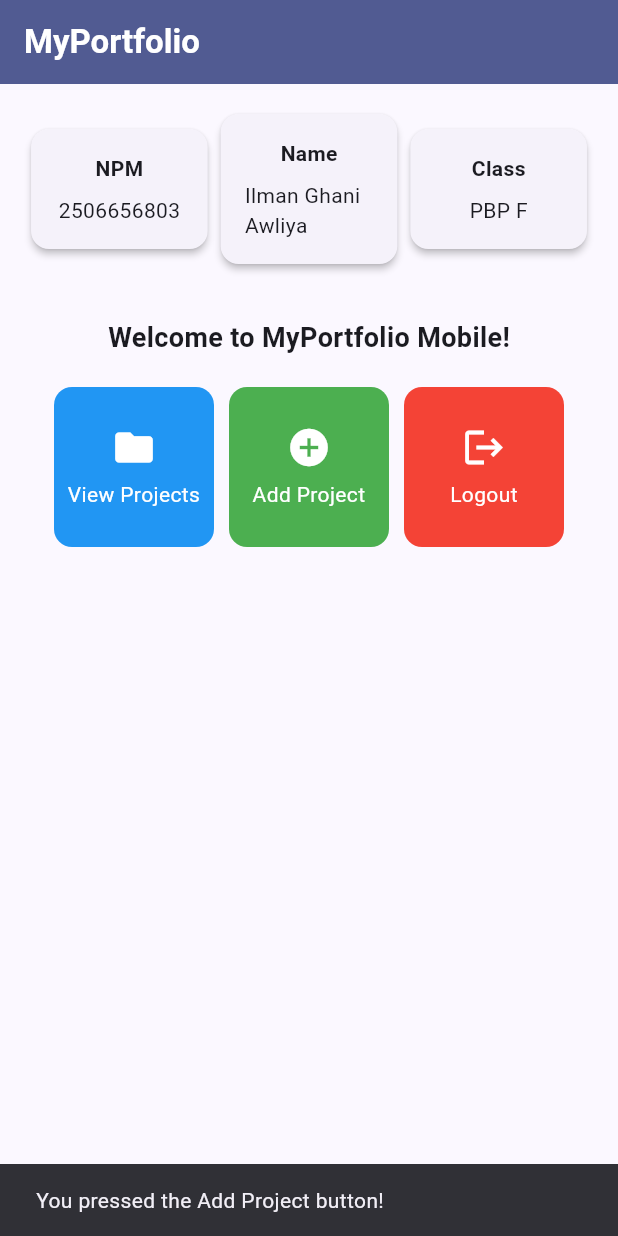
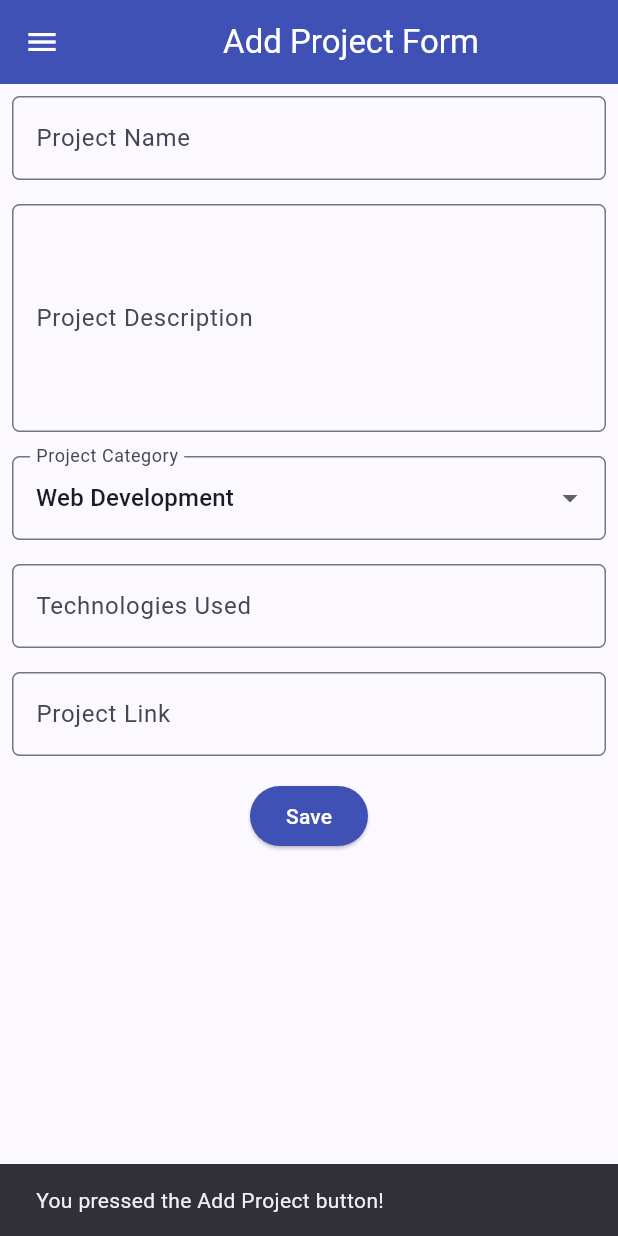
Before and after one commit to IlmanMaman/myportofolio_mobile, a Flutter app: the screen it shows after launch, after a tap on "Add Project", on a phone screen of 412 x 824 dp. Run offline on Flutter 3.47's test engine with Material 3 defaults, Android fonts, the phone set to English and light mode, and no system bars.

Commit message:
Tutorial 9: Flutter Navigation, Layouts, Forms, and Input Elements

```diff
--- a/lib/main.dart
+++ b/lib/main.dart
@@ -1,5 +1,5 @@
 import 'package:flutter/material.dart';
-import 'package:myportofolio_mobile/menu.dart';
+import 'package:myportofolio_mobile/screens/menu.dart';
 
 void main() {
   runApp(const MyApp());
--- a/lib/menu.dart
+++ b/lib/screens/menu.dart
@@ -1,4 +1,6 @@
 import 'package:flutter/material.dart';
+import 'package:myportofolio_mobile/widgets/left_drawer.dart';
+import 'package:myportofolio_mobile/widgets/project_card.dart';
 
 class MyHomePage extends StatelessWidget {
   MyHomePage({super.key});
@@ -25,7 +27,9 @@ class MyHomePage extends StatelessWidget {
           ),
         ),
         backgroundColor: Theme.of(context).colorScheme.primary,
+        iconTheme: const IconThemeData(color: Colors.white),
       ),
+      drawer: const LeftDrawer(),
       body: Padding(
         padding: const EdgeInsets.all(16.0),
         child: Column(
@@ -41,6 +45,7 @@ class MyHomePage extends StatelessWidget {
               ],
             ),
             const SizedBox(height: 16.0),
+            // Teks Selamat Datang dan Grid 3 Kolom untuk Tombol Aksi
             Center(
               child: Column(
                 children: [
@@ -75,7 +80,6 @@ class MyHomePage extends StatelessWidget {
   }
 }
 
-
 class InfoCard extends StatelessWidget {
   final String title;
   final String content;
@@ -103,57 +107,3 @@ class InfoCard extends StatelessWidget {
     );
   }
 }
-
-// Model Data untuk Tombol Menu
-class ItemHomepage {
-  final String name;
-  final IconData icon;
-  final Color color;
-
-  ItemHomepage(this.name, this.icon, this.color);
-}
-
-class ItemCard extends StatelessWidget {
-  final ItemHomepage item;
-
-  const ItemCard(this.item, {super.key});
-
-  @override
-  Widget build(BuildContext context) {
-    return Material(
-      color: item.color,
-      borderRadius: BorderRadius.circular(12),
-      child: InkWell(
-        onTap: () {
-          // Menampilkan SnackBar saat tombol ditekan
-          ScaffoldMessenger.of(context)
-            ..hideCurrentSnackBar()
-            ..showSnackBar(
-              SnackBar(content: Text("You pressed the ${item.name} button!")),
-            );
-        },
-        child: Container(
-          padding: const EdgeInsets.all(8),
-          child: Center(
-            child: Column(
-              mainAxisAlignment: MainAxisAlignment.center,
-              children: [
-                Icon(
-                  item.icon,
-                  color: Colors.white,
-                  size: 30.0,
-                ),
-                const Padding(padding: EdgeInsets.all(3)),
-                Text(
-                  item.name,
-                  textAlign: TextAlign.center,
-                  style: const TextStyle(color: Colors.white),
-                ),
-              ],
-            ),
-          ),
-        ),
-      ),
-    );
-  }
-}
--- /dev/null
+++ b/lib/screens/project_form.dart
@@ -0,0 +1,211 @@
+import 'package:flutter/material.dart';
+import 'package:myportofolio_mobile/widgets/left_drawer.dart';
+
+class ProjectFormPage extends StatefulWidget {
+  const ProjectFormPage({super.key});
+
+  @override
+  State<ProjectFormPage> createState() => _ProjectFormPageState();
+}
+
+class _ProjectFormPageState extends State<ProjectFormPage> {
+  final _formKey = GlobalKey<FormState>();
+  String _projectName = "";
+  String _description = "";
+  String _category = "Web Development";
+  String _technologies = "";
+  String _projectLink = "";
+
+  final List<String> _categories = [
+    'Web Development',
+    'Mobile Development',
+    'Machine Learning',
+    'Data Science',
+    'Other',
+  ];
+
+  @override
+  Widget build(BuildContext context) {
+    return Scaffold(
+      appBar: AppBar(
+        title: const Center(
+          child: Text(
+            'Add Project Form',
+          ),
+        ),
+        backgroundColor: Colors.indigo,
+        foregroundColor: Colors.white,
+      ),
+      drawer: const LeftDrawer(),
+      body: Form(
+        key: _formKey,
+        child: SingleChildScrollView(
+          child: Column(
+            crossAxisAlignment: CrossAxisAlignment.start,
+            children: [
+              // === Project Name ===
+              Padding(
+                padding: const EdgeInsets.all(8.0),
+                child: TextFormField(
+                  decoration: InputDecoration(
+                    hintText: "Project Name",
+                    labelText: "Project Name",
+                    border: OutlineInputBorder(
+                      borderRadius: BorderRadius.circular(5.0),
+                    ),
+                  ),
+                  onChanged: (String? value) {
+                    setState(() {
+                      _projectName = value!;
+                    });
+                  },
+                  validator: (String? value) {
+                    if (value == null || value.trim().isEmpty) {
+                      return "Enter a project name.";
+                    }
+                    return null;
+                  },
+                ),
+              ),
+
+              Padding(
+                padding: const EdgeInsets.all(8.0),
+                child: TextFormField(
+                  maxLines: 5,
+                  decoration: InputDecoration(
+                    hintText: "Project Description",
+                    labelText: "Project Description",
+                    border: OutlineInputBorder(
+                      borderRadius: BorderRadius.circular(5.0),
+                    ),
+                  ),
+                  onChanged: (String? value) {
+                    setState(() {
+                      _description = value!;
+                    });
+                  },
+                  validator: (String? value) {
+                    if (value == null || value.trim().isEmpty) {
+                      return "Enter a project description.";
+                    }
+                    return null;
+                  },
+                ),
+              ),
+
+              Padding(
+                padding: const EdgeInsets.all(8.0),
+                child: DropdownButtonFormField<String>(
+                  decoration: InputDecoration(
+                    labelText: "Project Category",
+                    border: OutlineInputBorder(
+                      borderRadius: BorderRadius.circular(5.0),
+                    ),
+                  ),
+                  initialValue: _category,
+                  items: _categories
+                      .map((category) => DropdownMenuItem(
+                            value: category,
+                            child: Text(category),
+                          ))
+                      .toList(),
+                  onChanged: (String? newValue) {
+                    setState(() {
+                      _category = newValue!;
+                    });
+                  },
+                ),
+              ),
+
+              Padding(
+                padding: const EdgeInsets.all(8.0),
+                child: TextFormField(
+                  decoration: InputDecoration(
+                    hintText: "Example: Flutter, Django, Figma",
+                    labelText: "Technologies Used",
+                    border: OutlineInputBorder(
+                      borderRadius: BorderRadius.circular(5.0),
+                    ),
+                  ),
+                  onChanged: (String? value) {
+                    setState(() {
+                      _technologies = value!;
+                    });
+                  },
+                ),
+              ),
+
+              Padding(
+                padding: const EdgeInsets.all(8.0),
+                child: TextFormField(
+                  decoration: InputDecoration(
+                    hintText: "Project URL (optional)",
+                    labelText: "Project Link",
+                    border: OutlineInputBorder(
+                      borderRadius: BorderRadius.circular(5.0),
+                    ),
+                  ),
+                  onChanged: (String? value) {
+                    setState(() {
+                      _projectLink = value!;
+                    });
+                  },
+                ),
+              ),
+
+              Align(
+                alignment: Alignment.bottomCenter,
+                child: Padding(
+                  padding: const EdgeInsets.all(8.0),
+                  child: ElevatedButton(
+                    style: ButtonStyle(
+                      backgroundColor:
+                          WidgetStateProperty.all(Colors.indigo),
+                    ),
+                    onPressed: () {
+                      if (_formKey.currentState!.validate()) {
+                        showDialog(
+                          context: context,
+                          builder: (context) {
+                            return AlertDialog(
+                              title: const Text('Project added successfully!'),
+                              content: SingleChildScrollView(
+                                child: Column(
+                                  crossAxisAlignment: CrossAxisAlignment.start,
+                                  children: [
+                                    Text('Project Name: $_projectName'),
+                                    Text('Description: $_description'),
+                                    Text('Category: $_category'),
+                                    Text('Technologies: $_technologies'),
+                                    Text('Link: $_projectLink'),
+                                  ],
+                                ),
+                              ),
+                              actions: [
+                                TextButton(
+                                  child: const Text('OK'),
+                                  onPressed: () {
+                                    Navigator.pop(context);
+                                    _formKey.currentState!.reset();
+                                  },
+                                ),
+                              ],
+                            );
+                          },
+                        );
+                      }
+                    },
+                    child: const Text(
+                      "Save",
+                      style: TextStyle(color: Colors.white),
+                    ),
+                  ),
+                ),
+              ),
+            ],
+          ),
+        ),
+      ),
+    );
+  }
+}
--- /dev/null
+++ b/lib/widgets/left_drawer.dart
@@ -0,0 +1,67 @@
+import 'package:flutter/material.dart';
+import 'package:myportofolio_mobile/screens/menu.dart';
+import 'package:myportofolio_mobile/screens/project_form.dart';
+
+class LeftDrawer extends StatelessWidget {
+  const LeftDrawer({super.key});
+
+  @override
+  Widget build(BuildContext context) {
+    return Drawer(
+      child: ListView(
+        children: [
+          const DrawerHeader(
+            decoration: BoxDecoration(
+              color: Colors.indigo,
+            ),
+            child: Column(
+              crossAxisAlignment: CrossAxisAlignment.start,
+              children: [
+                Text(
+                  'My Portfolio',
+                  style: TextStyle(
+                    fontSize: 30,
+                    fontWeight: FontWeight.bold,
+                    color: Colors.white,
+                  ),
+                ),
+                SizedBox(height: 10),
+                Text(
+                  'Explore personal projects and experiences!',
+                  style: TextStyle(
+                    fontSize: 15,
+                    color: Colors.white,
+                  ),
+                ),
+              ],
+            ),
+          ),
+          ListTile(
+            leading: const Icon(Icons.home_outlined),
+            title: const Text('Home'),
+            onTap: () {
+              Navigator.pushReplacement(
+                context,
+                MaterialPageRoute(
+                  builder: (context) => MyHomePage(),
+                ),
+              );
+            },
+          ),
+          ListTile(
+            leading: const Icon(Icons.add_circle_outline),
+            title: const Text('Add Project'),
+            onTap: () {
+              Navigator.pushReplacement(
+                context,
+                MaterialPageRoute(
+                  builder: (context) => const ProjectFormPage(),
+                ),
+              );
+            },
+          ),
+        ],
+      ),
+    );
+  }
+}
--- /dev/null
+++ b/lib/widgets/project_card.dart
@@ -0,0 +1,63 @@
+import 'package:flutter/material.dart';
+import 'package:myportofolio_mobile/screens/project_form.dart';
+
+class ItemHomepage {
+  final String name;
+  final IconData icon;
+  final Color color;
+
+  ItemHomepage(this.name, this.icon, this.color);
+}
+
+class ItemCard extends StatelessWidget {
+  final ItemHomepage item;
+
+  const ItemCard(this.item, {super.key});
+
+  @override
+  Widget build(BuildContext context) {
+    return Material(
+      color: item.color,
+      borderRadius: BorderRadius.circular(12),
+      child: InkWell(
+        onTap: () {
+          ScaffoldMessenger.of(context)
+            ..hideCurrentSnackBar()
+            ..showSnackBar(
+              SnackBar(content: Text("You pressed the ${item.name} button!")),
+            );
+
+          if (item.name == "Add Project") {
+            Navigator.push(
+              context,
+              MaterialPageRoute(
+                builder: (context) => const ProjectFormPage(),
+              ),
+            );
+          }
+        },
+        child: Container(
+          padding: const EdgeInsets.all(8),
+          child: Center(
+            child: Column(
+              mainAxisAlignment: MainAxisAlignment.center,
+              children: [
+                Icon(
+                  item.icon,
+                  color: Colors.white,
+                  size: 30.0,
+                ),
+                const Padding(padding: EdgeInsets.all(3)),
+                Text(
+                  item.name,
+                  textAlign: TextAlign.center,
+                  style: const TextStyle(color: Colors.white),
+                ),
+              ],
+            ),
+          ),
+        ),
+      ),
+    );
+  }
+}
```
